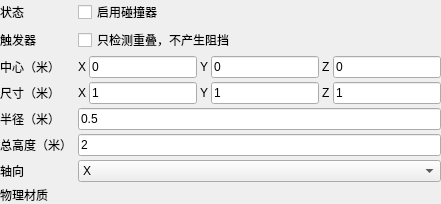
Above: GameSprout/View/PhysicsUI/ColliderComponentEditor.ui from Heroinaddicts/G-Foundation before the change. Below: the same form after it.
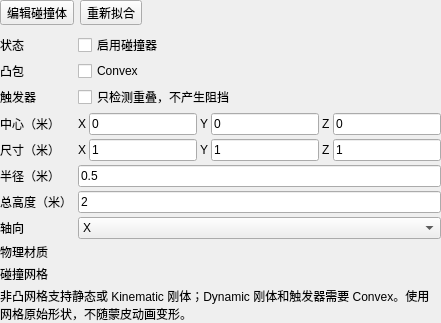
That is the form after the change. Custom widgets are drawn as their Qt base class.

Commit message: 完善 Editor 碰撞体作者事务、Inspector 与 Scene 编辑手柄

```diff
--- a/GameSprout/View/PhysicsUI/ColliderComponentEditor.ui
+++ b/GameSprout/View/PhysicsUI/ColliderComponentEditor.ui
@@ -30,42 +30,99 @@
    <property name="verticalSpacing">
     <number>4</number>
    </property>
-   <item row="0" column="0">
+   <item row="0" column="0" colspan="2">
+    <widget class="QWidget" name="colliderToolsHost">
+     <layout class="QHBoxLayout" name="colliderToolsLayout">
+      <property name="leftMargin">
+       <number>0</number>
+      </property>
+      <property name="topMargin">
+       <number>0</number>
+      </property>
+      <property name="rightMargin">
+       <number>0</number>
+      </property>
+      <property name="bottomMargin">
+       <number>4</number>
+      </property>
+      <property name="spacing">
+       <number>6</number>
+      </property>
+      <item>
+       <widget class="QToolButton" name="editColliderButton">
+        <property name="text">
+         <string>编辑碰撞体</string>
+        </property>
+        <property name="checkable">
+         <bool>true</bool>
+        </property>
+        <property name="toolTip">
+         <string>在 Scene 中拖动此碰撞体的手柄。只修改碰撞体，不改变物体的 Transform；Esc 取消本次拖动。</string>
+        </property>
+       </widget>
+      </item>
+      <item>
+       <widget class="QToolButton" name="fitColliderButton">
+        <property name="text">
+         <string>重新拟合</string>
+        </property>
+        <property name="toolTip">
+         <string>根据同一对象的模型局部包围盒重新计算碰撞形状，不包含子节点；此操作可以撤销。</string>
+        </property>
+       </widget>
+      </item>
+      <item>
+       <spacer name="colliderToolsSpacer">
+        <property name="orientation">
+         <enum>Qt::Horizontal</enum>
+        </property>
+        <property name="sizeHint" stdset="0">
+         <size>
+          <width>8</width>
+          <height>20</height>
+         </size>
+        </property>
+       </spacer>
+      </item>
+     </layout>
+    </widget>
+   </item>
+   <item row="1" column="0">
     <widget class="QLabel" name="label0">
      <property name="text">
       <string>状态</string>
      </property>
     </widget>
    </item>
-   <item row="0" column="1">
+   <item row="1" column="1">
     <widget class="QCheckBox" name="enabledCheck">
      <property name="text">
       <string>启用碰撞器</string>
      </property>
     </widget>
    </item>
-   <item row="1" column="0">
+   <item row="3" column="0">
     <widget class="QLabel" name="label1">
      <property name="text">
       <string>触发器</string>
      </property>
     </widget>
    </item>
-   <item row="1" column="1">
+   <item row="3" column="1">
     <widget class="QCheckBox" name="triggerCheck">
      <property name="text">
       <string>只检测重叠，不产生阻挡</string>
      </property>
     </widget>
    </item>
-   <item row="2" column="0">
+   <item row="4" column="0">
     <widget class="QLabel" name="label2">
      <property name="text">
       <string>中心（米）</string>
      </property>
     </widget>
    </item>
-   <item row="2" column="1">
+   <item row="4" column="1">
     <widget class="QWidget" name="centerHost">
      <layout class="QHBoxLayout" name="centerLayout">
       <property name="leftMargin">
@@ -146,14 +203,14 @@
      </layout>
     </widget>
    </item>
-   <item row="3" column="0">
+   <item row="5" column="0">
     <widget class="QLabel" name="label3">
      <property name="text">
       <string>尺寸（米）</string>
      </property>
     </widget>
    </item>
-   <item row="3" column="1">
+   <item row="5" column="1">
     <widget class="QWidget" name="sizeHost">
      <layout class="QHBoxLayout" name="sizeLayout">
       <property name="leftMargin">
@@ -234,14 +291,14 @@
      </layout>
     </widget>
    </item>
-   <item row="4" column="0">
+   <item row="6" column="0">
     <widget class="QLabel" name="label4">
      <property name="text">
       <string>半径（米）</string>
      </property>
     </widget>
    </item>
-   <item row="4" column="1">
+   <item row="6" column="1">
     <widget class="QLineEdit" name="radiusEdit">
      <property name="text">
       <string>0.5</string>
@@ -254,14 +311,14 @@
      </property>
     </widget>
    </item>
-   <item row="5" column="0">
+   <item row="7" column="0">
     <widget class="QLabel" name="label5">
      <property name="text">
       <string>总高度（米）</string>
      </property>
     </widget>
    </item>
-   <item row="5" column="1">
+   <item row="7" column="1">
     <widget class="QLineEdit" name="heightEdit">
      <property name="text">
       <string>2</string>
@@ -274,14 +331,14 @@
      </property>
     </widget>
    </item>
-   <item row="6" column="0">
+   <item row="8" column="0">
     <widget class="QLabel" name="label6">
      <property name="text">
       <string>轴向</string>
      </property>
     </widget>
    </item>
-   <item row="6" column="1">
+   <item row="8" column="1">
     <widget class="QComboBox" name="axisCombo">
      <item>
       <property name="text">
@@ -300,16 +357,53 @@
      </item>
     </widget>
    </item>
-   <item row="7" column="0">
+   <item row="9" column="0">
     <widget class="QLabel" name="label7">
      <property name="text">
       <string>物理材质</string>
      </property>
     </widget>
    </item>
-   <item row="7" column="1">
+   <item row="9" column="1">
     <widget class="ResourceField" name="materialField" />
    </item>
+   <item row="2" column="0">
+    <widget class="QLabel" name="convexLabel">
+     <property name="text">
+      <string>凸包</string>
+     </property>
+    </widget>
+   </item>
+   <item row="2" column="1">
+    <widget class="QCheckBox" name="convexCheck">
+     <property name="text">
+      <string>Convex</string>
+     </property>
+     <property name="toolTip">
+      <string>将网格顶点生成凸包；动态刚体与网格触发器需要启用。凹陷会被填平。</string>
+     </property>
+    </widget>
+   </item>
+   <item row="10" column="0">
+    <widget class="QLabel" name="meshLabel">
+     <property name="text">
+      <string>碰撞网格</string>
+     </property>
+    </widget>
+   </item>
+   <item row="10" column="1">
+    <widget class="ResourceField" name="meshField" />
+   </item>
+   <item row="11" column="0" colspan="2">
+    <widget class="QLabel" name="meshHintLabel">
+     <property name="text">
+      <string>非凸网格支持静态或 Kinematic 刚体；Dynamic 刚体和触发器需要 Convex。使用网格原始形状，不随蒙皮动画变形。</string>
+     </property>
+     <property name="wordWrap">
+      <bool>true</bool>
+     </property>
+    </widget>
+   </item>
   </layout>
  </widget>
  <customwidgets>
```
The commit also changes 47 other files.
